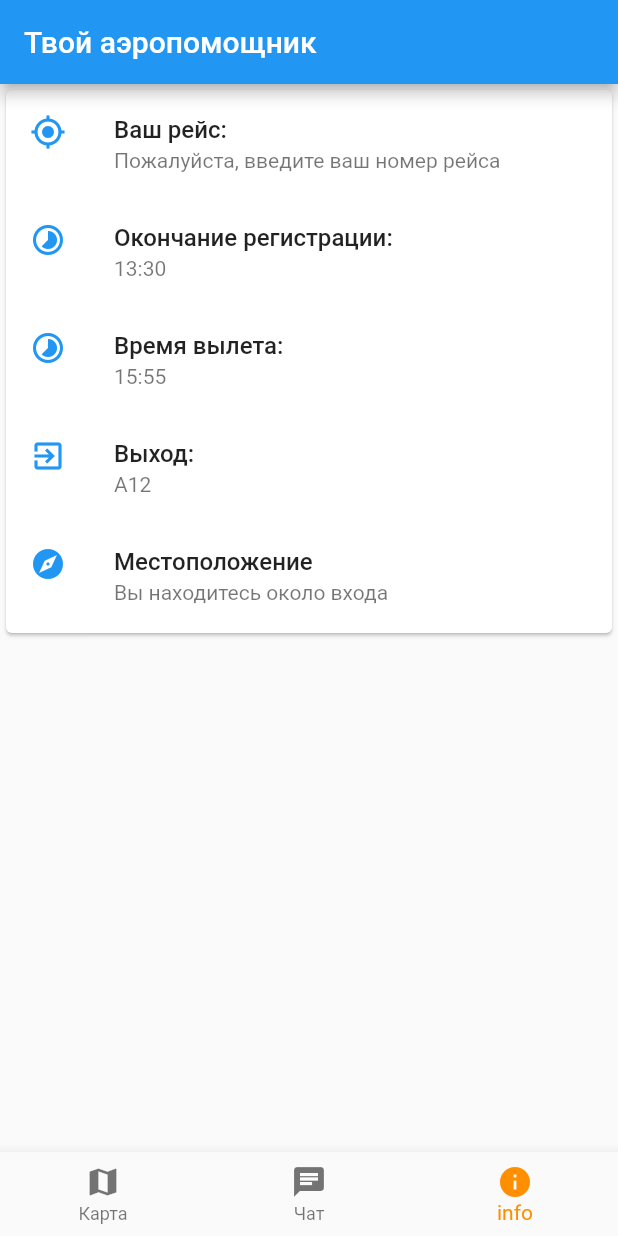
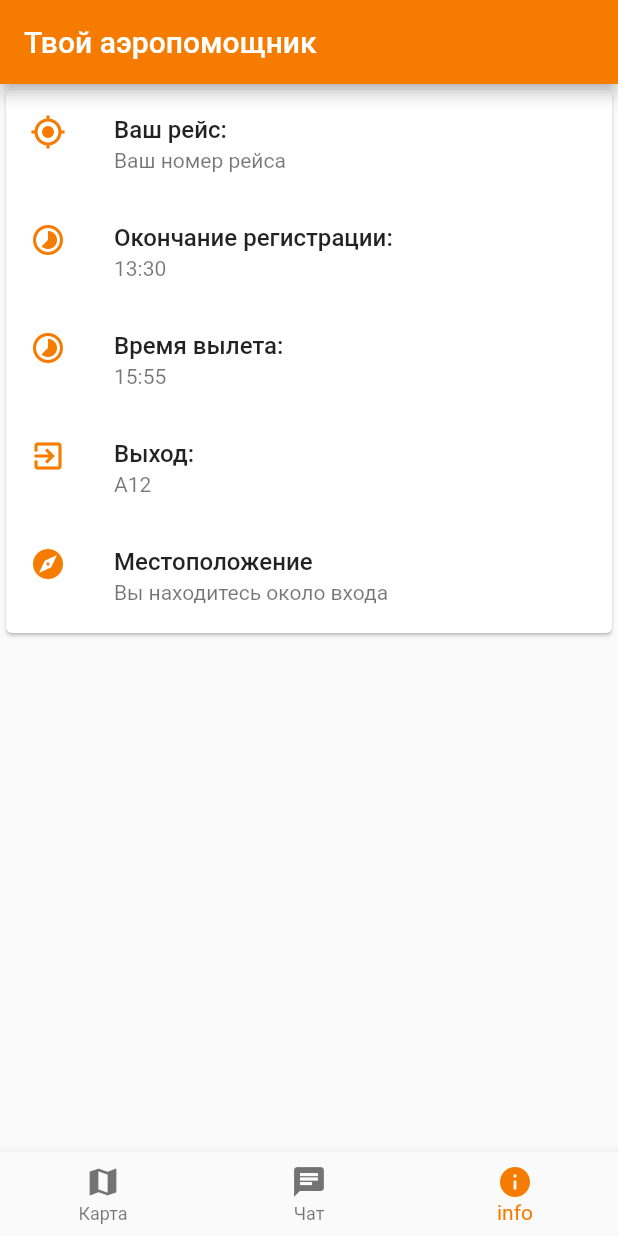
Before and after one commit to mentoster/Aviahack, a Flutter app: the screen it shows after launch, item 3 of the bottom bar chosen, on a phone screen of 412 x 824 dp. Run offline on Flutter 3.47's test engine with Material 2 defaults, Android fonts, the phone set to English and light mode, and no system bars; our stand-ins replace google_maps_flutter; missing offline and left inert: flutter_dialogflow.

Commit message:
fix reic

```diff
--- a/lib/about.dart
+++ b/lib/about.dart
@@ -29,10 +29,10 @@ Widget _buildCard(AskNumberOffFlight _askNumberOffFlight) => SizedBox(
             ListTile(
               title: Text('Ваш рейс: ',
                   style: TextStyle(fontWeight: FontWeight.w500)),
-              subtitle: Text(_askNumberOffFlight.askNumber),
+              subtitle: Text(_askNumberOffFlight.numberOfFlight),
               leading: Icon(
                 Icons.gps_fixed,
-                color: Colors.blue[500],
+                color: Colors.orange[700],
               ),
             ),
             ListTile(
@@ -41,7 +41,7 @@ Widget _buildCard(AskNumberOffFlight _askNumberOffFlight) => SizedBox(
               subtitle: Text('13:30'),
               leading: Icon(
                 Icons.timelapse_outlined,
-                color: Colors.blue[500],
+                color: Colors.orange[700],
               ),
             ),
             ListTile(
@@ -50,7 +50,7 @@ Widget _buildCard(AskNumberOffFlight _askNumberOffFlight) => SizedBox(
               subtitle: Text('15:55'),
               leading: Icon(
                 Icons.timelapse_outlined,
-                color: Colors.blue[500],
+                color: Colors.orange[700],
               ),
             ),
             ListTile(
@@ -59,7 +59,7 @@ Widget _buildCard(AskNumberOffFlight _askNumberOffFlight) => SizedBox(
               subtitle: Text('A12'),
               leading: Icon(
                 Icons.exit_to_app,
-                color: Colors.blue[500],
+                color: Colors.orange[700],
               ),
             ),
             ListTile(
@@ -68,7 +68,7 @@ Widget _buildCard(AskNumberOffFlight _askNumberOffFlight) => SizedBox(
               subtitle: Text('Вы находитесь около входа'),
               leading: Icon(
                 Icons.explore,
-                color: Colors.blue[500],
+                color: Colors.orange[700],
               ),
             ),
           ],
--- a/lib/main.dart
+++ b/lib/main.dart
@@ -30,7 +30,10 @@ class MyStatefulWidget extends StatefulWidget {
 
 /// This is the private State class that goes with MyStatefulWidget.
 class _MyStatefulWidgetState extends State<MyStatefulWidget> {
-  AskNumberOffFlight _askNumberOfffight = new AskNumberOffFlight();
+  AskNumberOffFlight _askNumberOffFlight = new AskNumberOffFlight();
+  _MyStatefulWidgetState() {
+    _askNumberOffFlight.numberOfFlight = "1";
+  }
   int _selectedIndex = 0;
   // Chat chat = new Chat();
   static const TextStyle optionStyle =
@@ -48,14 +51,15 @@ class _MyStatefulWidgetState extends State<MyStatefulWidget> {
     return Scaffold(
       appBar: AppBar(
         title: const Text('Твой аэропомощник'),
+        backgroundColor: Colors.orange[700],
       ),
       body: Center(
           child: IndexedStack(
         index: _selectedIndex,
         children: [
-          MapSample(),
+          Gmap(),
           Chat(),
-          About(_askNumberOfffight),
+          About(_askNumberOffFlight),
         ],
       )),
       bottomNavigationBar: BottomNavigationBar(
@@ -75,7 +79,7 @@ class _MyStatefulWidgetState extends State<MyStatefulWidget> {
           ),
         ],
         currentIndex: _selectedIndex,
-        selectedItemColor: Colors.amber[800],
+        selectedItemColor: Colors.orange[700],
         onTap: _onItemTapped,
       ),
     );
--- a/lib/map/gmap.dart
+++ b/lib/map/gmap.dart
@@ -3,12 +3,12 @@ import 'dart:async';
 import 'package:flutter/material.dart';
 import 'package:google_maps_flutter/google_maps_flutter.dart';
 
-class MapSample extends StatefulWidget {
+class Gmap extends StatefulWidget {
   @override
-  State<MapSample> createState() => MapSampleState();
+  State<Gmap> createState() => GmapState();
 }
 
-class MapSampleState extends State<MapSample> {
+class GmapState extends State<Gmap> {
   Completer<GoogleMapController> _controller = Completer();
 
   static final CameraPosition _kGooglePlex = CameraPosition(
```
